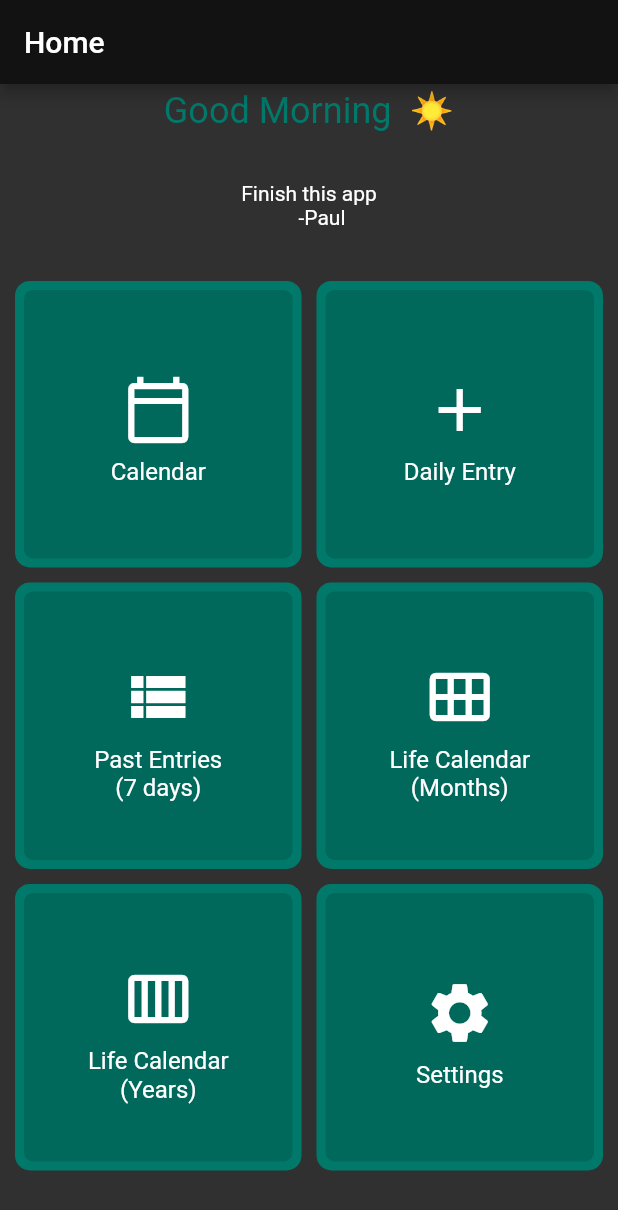
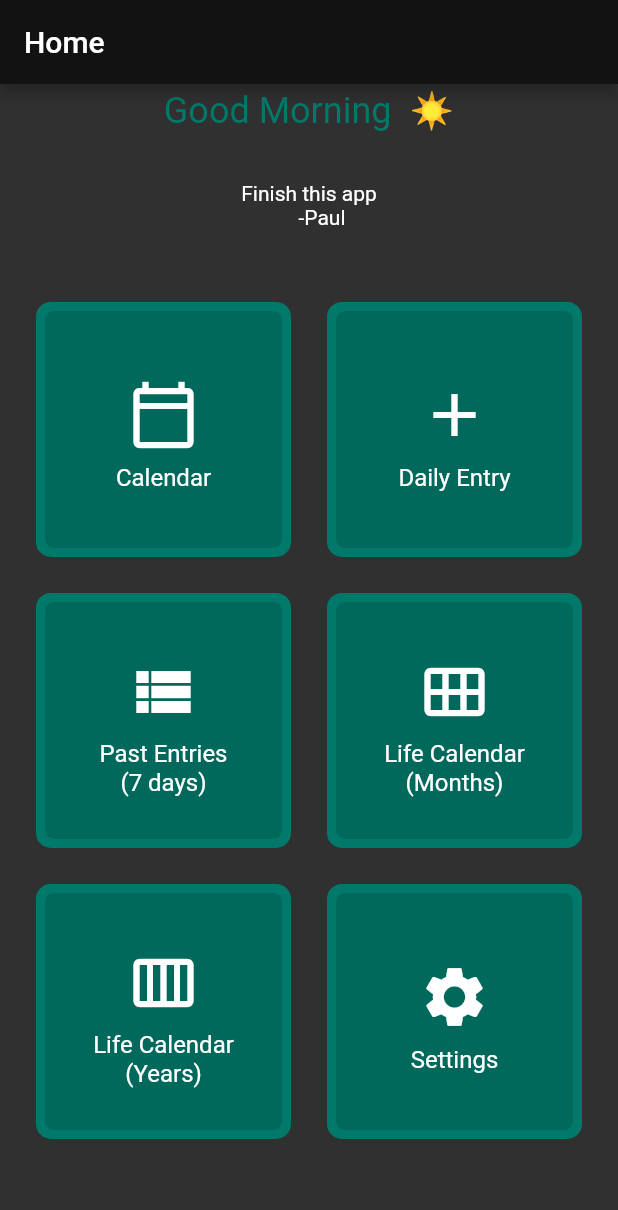
Before and after one commit to paul-mcnamee/LifeCalendar, a Flutter app: the screen it shows once a user with an empty profile is signed in, on a phone screen of 412 x 824 dp. Shown: the top 1210 px of the screen. Run offline on Flutter 3.47's test engine with Material 2 defaults, Android fonts, the phone set to English and light mode, and no system bars; our stand-ins replace cloud_firestore, firebase_auth, firebase_core, table_calendar; accounts and stored records are empty.

Commit message:
minor size changes for tile spacing

```diff
--- a/lib/views/home.dart
+++ b/lib/views/home.dart
@@ -55,9 +55,9 @@ class HomeContainer extends StatelessWidget {
       Flexible(
         flex: 16,
         child: GridView.count(
-            padding: EdgeInsets.all(10),
-            mainAxisSpacing: 10,
-            crossAxisSpacing: 10,
+            padding: EdgeInsets.all(24),
+            mainAxisSpacing: 24,
+            crossAxisSpacing: 24,
             crossAxisCount: 2,
             children: constructNavTiles(context)),
       ),
```
